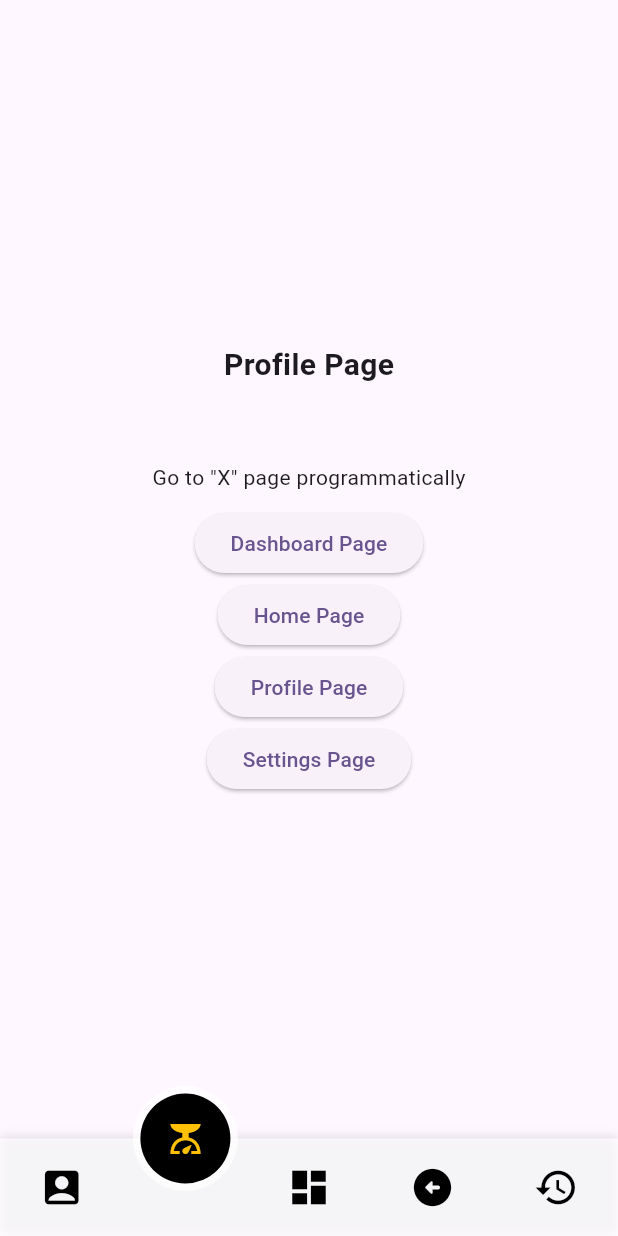
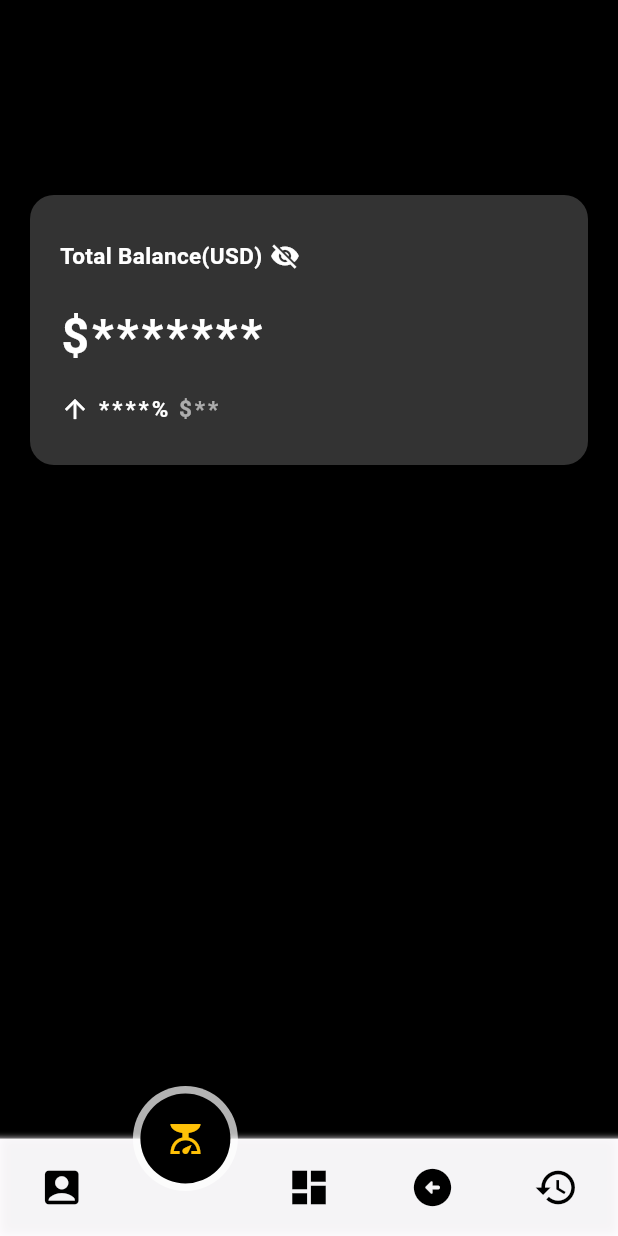
Before and after one commit to USTriett/vn-rust-hackathon, a Flutter app: the screen it shows after launch, item 2 of the bottom bar chosen, on a phone screen of 412 x 824 dp. Run offline on Flutter 3.47's test engine with Material 3 defaults, Android fonts, the phone set to English and light mode, and no system bars; our stand-ins replace animated_bottom_navigation_bar, iconsax, infinite_carousel, lottie, motion_tab_bar, simple_gradient_text and 1 more; missing offline and left inert: in_app_notification, tab_container, walletconnect_dart, web3dart.

Commit message:
add wallet

```diff
--- /dev/null
+++ b/lib/DTO/dto_wallet.dart
@@ -0,0 +1,27 @@
+import 'dart:convert';
+
+class Wallet {
+  num amount;
+  num price;
+  Wallet(this.amount, this.price);
+
+  Map<String, dynamic> toMap() {
+    final result = <String, dynamic>{};
+
+    result.addAll({'amount': amount});
+    result.addAll({'price': price});
+
+    return result;
+  }
+
+  factory Wallet.fromMap(Map<String, dynamic> map) {
+    return Wallet(
+      map['amount'] ?? 0,
+      map['price'] ?? 0,
+    );
+  }
+
+  String toJson() => json.encode(toMap());
+
+  factory Wallet.fromJson(String source) => Wallet.fromMap(json.decode(source));
+}
--- a/lib/Data/data_history.dart
+++ b/lib/Data/data_history.dart
@@ -10,7 +10,7 @@ class DataHistory {
     String jsonData = '''
     [
       {
-        "name": "Deposit 1",
+        "name": "BTC",
         "cash": 100.0,
         "token": 50.0,
         "type": "deposit",
@@ -19,7 +19,7 @@ class DataHistory {
         "balance": 150.0
       },
       {
-        "name": "Withdrawal 1",
+        "name": "BTC",
         "cash": 200.0,
         "token": 100.0,
         "type": "withdraw",
@@ -28,7 +28,7 @@ class DataHistory {
         "balance": 300.0
       },
       {
-        "name": "Deposit 2",
+        "name": "BTC",
         "cash": 300.0,
         "token": 150.0,
         "type": "deposit",
@@ -37,7 +37,7 @@ class DataHistory {
         "balance": 450.0
       },
       {
-        "name": "Withdrawal 2",
+        "name": "ETH",
         "cash": 400.0,
         "token": 200.0,
         "type": "withdraw",
@@ -46,7 +46,7 @@ class DataHistory {
         "balance": 600.0
       },
       {
-        "name": "Deposit 2",
+        "name": "ETH",
         "cash": 300.0,
         "token": 150.0,
         "type": "deposit",
@@ -55,7 +55,7 @@ class DataHistory {
         "balance": 450.0
       },
       {
-        "name": "Withdrawal 2",
+        "name": "ETH",
         "cash": 400.0,
         "token": 200.0,
         "type": "withdraw",
@@ -64,7 +64,7 @@ class DataHistory {
         "balance": 600.0
       },
       {
-        "name": "Deposit 2",
+        "name": "ETH",
         "cash": 300.0,
         "token": 150.0,
         "type": "deposit",
@@ -73,7 +73,7 @@ class DataHistory {
         "balance": 450.0
       },
       {
-        "name": "Withdrawal 2",
+        "name": "ETH",
         "cash": 400.0,
         "token": 200.0,
         "type": "withdraw",
--- /dev/null
+++ b/lib/Data/data_wallet.dart
@@ -0,0 +1,33 @@
+import 'dart:math';
+
+import 'package:flutter/cupertino.dart';
+
+import '../DTO/dto_wallet.dart';
+
+class WalletModel extends ChangeNotifier {
+  Wallet _wallet = Wallet(2, 100.2);
+
+  Wallet get wallet => _wallet;
+
+  Future<void> Update() async {
+    Wallet w = await DataWallet.updateWalletData();
+    if (w.amount != wallet.amount || w.price != wallet.price) {
+      _wallet = w;
+      notifyListeners();
+    }
+  }
+}
+
+class DataWallet {
+  static Future<Wallet> updateWalletData() async {
+    // Random random = Random();
+    await Duration(seconds: 1);
+    // Simulate random updates to amount and price
+    num newAmount = 200;
+    num newPrice = 100;
+
+    // Update the walle
+    return Wallet(newAmount, newPrice);
+    // Notify listeners about the change
+  }
+}
--- a/lib/GUI/GUIComponents/gui_history_item.dart
+++ b/lib/GUI/GUIComponents/gui_history_item.dart
@@ -22,6 +22,8 @@ class HistoryItem extends StatelessWidget {
               Row(
                 mainAxisAlignment: MainAxisAlignment.spaceBetween,
                 children: [
+                  Row(
+                    children: [
                       Text(
                         // deposite (name)
                         item.name,
@@ -31,6 +33,17 @@ class HistoryItem extends StatelessWidget {
                           color: Color.fromARGB(255, 135, 135, 231),
                           // Color.fromARGB(255, 255, 255, 255),
                         ),
+                      ),
+                      SizedBox(
+                        width: 10,
+                      ),
+                      Image.asset(
+                        "assets/images/cryptocurrency.png",
+                        color: Colors.white,
+                        width: 20,
+                        height: 20,
+                      )
+                    ],
                   ),
                   Container(
                     padding: EdgeInsets.all(7),
--- a/lib/GUI/GUIDashBoard/gui_trade.dart
+++ b/lib/GUI/GUIDashBoard/gui_trade.dart
@@ -48,11 +48,11 @@ class _TradeViewState extends State<TradeView> with TickerProviderStateMixin {
             backgroundColor: Colors.transparent,
             body: SingleChildScrollView(
               child: StreamBuilder(
-                  stream: DataMarket.UpdateMarketData(5),
+                  stream: DataMarket.UpdateMarketData(2),
                   builder: (context, AsyncSnapshot marketSnapshot) {
                     return StreamBuilder(
                         stream: DataCandle.UpdateCandle(
-                            widget.symbol, widget.initialData, 5),
+                            widget.symbol, widget.initialData, 2),
                         builder: (context, AsyncSnapshot tradeSnapshot) {
                           if (marketSnapshot.hasData && tradeSnapshot.hasData) {
                             List<Market> market = marketSnapshot.data;
--- a/lib/GUI/GUIComponents/gui_navigation_bar.dart
+++ b/lib/GUI/gui_navigation_bar.dart
@@ -9,6 +9,7 @@ import 'package:vn_rust_hackathon/GUI/GUIHistory/gui_history.dart';
 
 import 'package:vn_rust_hackathon/GUI/GUIDashBoard/gui_dashboard.dart';
 import 'package:vn_rust_hackathon/GUI/gui_metamask_login_screen.dart';
+import 'package:vn_rust_hackathon/GUI/gui_wallet.dart';
 
 class CustomIcons {
   static const _kFontFam = 'CustomIcons';
@@ -129,8 +130,7 @@ class NavigationBarState extends State<GUINavigationBar>
         children: <Widget>[
           GUIMatamaskScreen(
               title: "Account Page", controller: _motionTabBarController!),
-          MainPageContentComponent(
-              title: "Profile Page", controller: _motionTabBarController!),
+          WalletView(controller: _motionTabBarController!),
           GUIDashboard(
               title: "Dashboard Page", controller: _motionTabBarController!),
           MainPageContentComponent(
--- /dev/null
+++ b/lib/GUI/gui_wallet.dart
@@ -0,0 +1,201 @@
+import 'dart:ui';
+
+import 'package:flutter/material.dart';
+import 'package:lottie/lottie.dart';
+import 'package:motion_tab_bar/MotionTabBarController.dart';
+import 'package:provider/provider.dart';
+import 'package:vn_rust_hackathon/Data/data_wallet.dart';
+
+import '../DTO/dto_market.dart';
+import '../DTO/dto_wallet.dart';
+
+class WalletView extends StatefulWidget {
+  const WalletView({
+    super.key,
+    required this.controller,
+  });
+  final MotionTabBarController controller;
+  @override
+  State<WalletView> createState() => _WalletViewState();
+}
+
+class _WalletViewState extends State<WalletView> with TickerProviderStateMixin {
+  late AnimationController _animationController;
+  late bool _isVisible;
+  @override
+  void initState() {
+    _animationController = AnimationController(
+        vsync: this, duration: const Duration(milliseconds: 3000));
+    super.initState();
+    _isVisible = false;
+  }
+
+  @override
+  Widget build(BuildContext context) {
+    WalletModel walletModel = Provider.of<WalletModel>(context);
+    walletModel.Update();
+    return Stack(
+      children: [
+        SafeArea(
+          child: Consumer<WalletModel>(builder: (context, walletModel, child) {
+            Wallet wallet = walletModel.wallet;
+
+            return Scaffold(
+              backgroundColor: Colors.black,
+              body: Column(
+                children: [
+                  SizedBox(
+                    height: 100,
+                  ),
+                  Padding(
+                      padding: const EdgeInsets.symmetric(
+                          horizontal: 20, vertical: 30),
+                      child: Stack(
+                        children: [
+                          _backdropFilter(),
+                          Positioned(
+                              top: 30,
+                              left: 20,
+                              child: Column(
+                                crossAxisAlignment: CrossAxisAlignment.start,
+                                children: [
+                                  Row(
+                                    children: [
+                                      const Text(
+                                        "Total Balance(USD)",
+                                        style: TextStyle(
+                                            fontSize: 15,
+                                            fontWeight: FontWeight.w600,
+                                            color: Colors.white),
+                                      ),
+                                      const SizedBox(width: 5),
+                                      InkWell(
+                                        onTap: () {
+                                          _isVisible = !_isVisible;
+                                          setState(() {});
+                                        },
+                                        child: Icon(
+                                          _isVisible
+                                              ? Icons.visibility
+                                              : Icons.visibility_off,
+                                          color: Colors.white,
+                                          size: 20,
+                                        ),
+                                      )
+                                    ],
+                                  ),
+                                  const SizedBox(height: 20),
+                                  Text(
+                                    _isVisible
+                                        ? '\$${wallet.price.toString()}'
+                                        : "\$*******",
+                                    overflow: TextOverflow.clip,
+                                    style: const TextStyle(
+                                        fontSize: 32,
+                                        letterSpacing: 2,
+                                        fontWeight: FontWeight.w600,
+                                        color: Colors.white),
+                                  ),
+                                  const SizedBox(height: 15),
+                                  Row(
+                                    children: [
+                                      const Icon(
+                                        Icons.arrow_upward,
+                                        color: Colors.white,
+                                        size: 20,
+                                      ),
+                                      const SizedBox(width: 5),
+                                      Text(
+                                        _isVisible ? "4.82%" : "****%",
+                                        style: const TextStyle(
+                                            fontSize: 15,
+                                            letterSpacing: 2,
+                                            fontWeight: FontWeight.w600,
+                                            color: Colors.white),
+                                      ),
+                                      const SizedBox(width: 5),
+                                      Text(
+                                        _isVisible ? "(+\$30)" : "\$**",
+                                        style: const TextStyle(
+                                            fontSize: 15,
+                                            letterSpacing: 2,
+                                            fontWeight: FontWeight.w600,
+                                            color: Colors.white60),
+                                      ),
+                                    ],
+                                  ),
+                                ],
+                              ))
+                        ],
+                      )),
+                  // _getTestTokenButton(walletViewModel),
+                  const SizedBox(height: 20),
+                  // _assetsLabel(walletViewModel),
+                  const SizedBox(
+                    height: 10,
+                  ),
+
+                  // _GridView(walletViewModel: walletViewModel),
+                ],
+              ),
+            );
+          }),
+        )
+      ],
+    );
+  }
+
+  BackdropFilter _backdropFilter() {
+    return BackdropFilter(
+      filter: ImageFilter.blur(sigmaX: 2, sigmaY: 2),
+      child: Container(
+        height: 180,
+        decoration: BoxDecoration(
+            color: Colors.white.withOpacity(0.2),
+            borderRadius: const BorderRadius.all(Radius.circular(16))),
+      ),
+    );
+  }
+
+  // Padding _assetsLabel(WalletViewModel walletViewModel) {
+  //   return Padding(
+  //     padding: const EdgeInsets.symmetric(horizontal: 15),
+  //     child: Row(
+  //       children: [
+  //         const Text(
+  //           "My Assets",
+  //           style: TextStyle(color: Colors.white, fontSize: 26),
+  //         ),
+  //         const SizedBox(width: 15),
+  //         Text(
+  //           '( ${walletViewModel.appWallet.length.toString()} )',
+  //           style: const TextStyle(color: Colors.white, fontSize: 20),
+  //         ),
+  //       ],
+  //     ),
+  //   );
+  // }
+  //
+  // Padding _getTestTokenButton(WalletViewModel walletViewModel) {
+  //   return Padding(
+  //     padding: const EdgeInsets.symmetric(horizontal: 15),
+  //     child: InkWell(
+  //       onTap: () {
+  //         walletViewModel.changeTotalBalance(20000);
+  //       },
+  //       child: Container(
+  //         height: 60,
+  //         decoration: BoxDecoration(
+  //             color: Colors.white.withOpacity(0.2),
+  //             borderRadius: BorderRadius.circular(15)),
+  //         child: const Center(
+  //           child: Text(
+  //             "Get Test Tokens",
+  //             style: TextStyle(color: Colors.white, fontSize: 18),
+  //           ),
+  //         ),
+  //       ),
+  //     ),
+  //   );
+  // }
+}
--- a/lib/main.dart
+++ b/lib/main.dart
@@ -1,11 +1,12 @@
 import 'package:flutter/material.dart';
 
 import 'package:provider/provider.dart';
+import 'package:vn_rust_hackathon/Data/data_wallet.dart';
 import 'package:vn_rust_hackathon/GUI/GUIComponents/GUIDashboard/gui_dashboard_notifier.dart';
 
 import 'package:vn_rust_hackathon/GUI/GUIDashBoard/gui_dashboard.dart';
 
-import 'package:vn_rust_hackathon/GUI/GUIComponents/gui_navigation_bar.dart';
+import 'package:vn_rust_hackathon/GUI/gui_navigation_bar.dart';
 import 'package:vn_rust_hackathon/GUI/GUIHistory/gui_history_notifier.dart';
 import 'package:vn_rust_hackathon/GUI/gui_metamask_login_screen.dart';
 
@@ -24,6 +25,7 @@ class MyApp extends StatelessWidget {
         ChangeNotifierProvider(create: (context) => AllCoinModel()),
         ChangeNotifierProvider(create: (context) => HotCoinModel()),
         ChangeNotifierProvider(create: (context) => NewCoinModel()),
+        ChangeNotifierProvider(create: (context) => WalletModel())
       ],
       child: MaterialApp(
         debugShowCheckedModeBanner: false,
```
Also changed, not shown: assets/images/BTCUSDT.png (added), assets/images/ETHUSDT.png (added), assets/images/cryptocurrency.png (added), assets/images/cube.png (added). Lines whose indentation alone changed are shown as unchanged.
